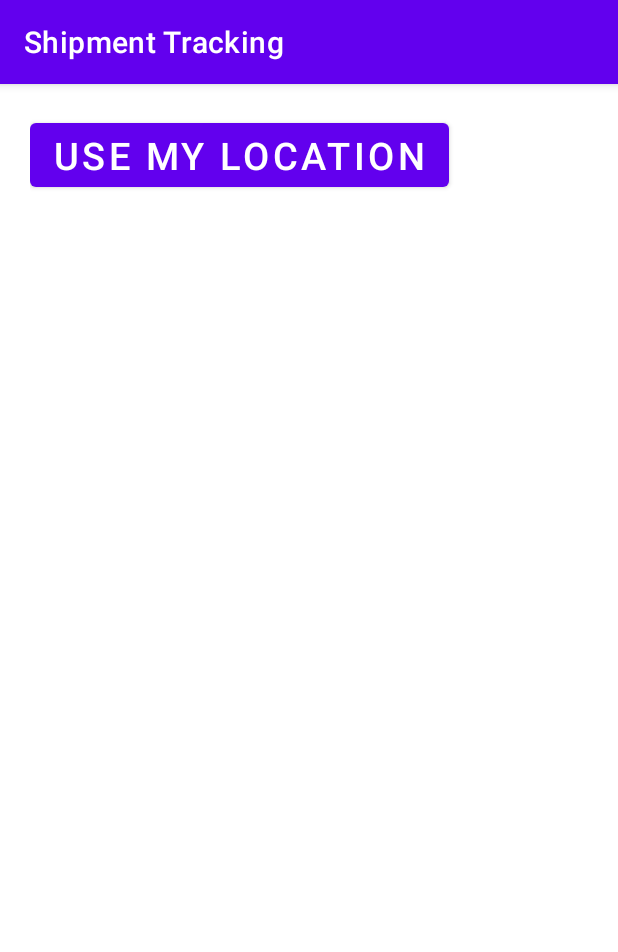
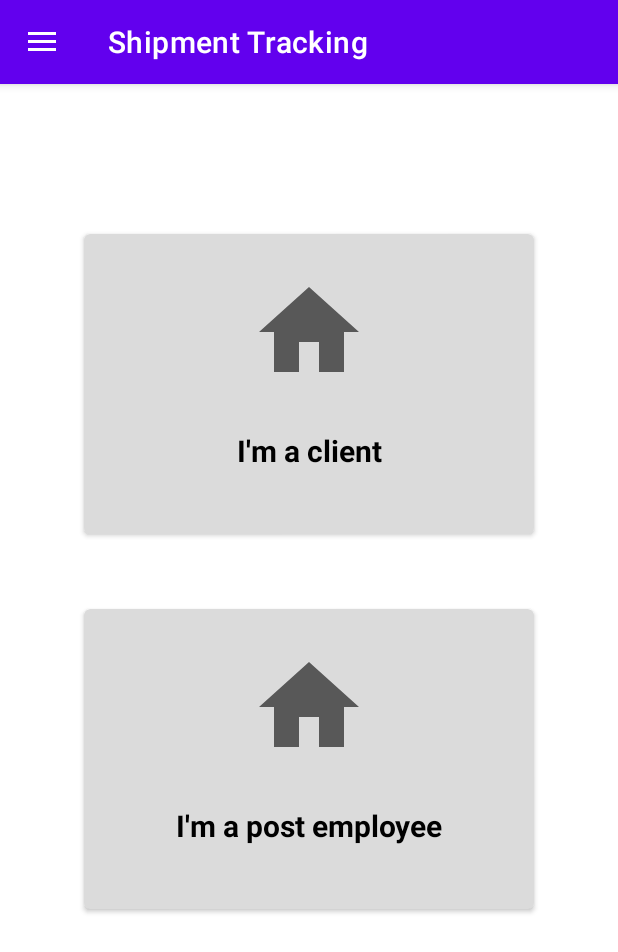
Before and after one commit to d-roduit/ShipmentTracking, an Android app: the screen it shows after launch (LocationActivity before the commit, MainActivity after it), on a phone screen of 412 x 824 dp. Shown: the top 952 px of the screen. Run offline under Robolectric (Android 15) with nearby library versions, the phone set to English and light mode, and no system bars.

```diff
--- a/app/build.gradle
+++ b/app/build.gradle
@@ -43,4 +43,6 @@ dependencies {
     implementation 'com.google.android.material:material:1.3.0'
     implementation 'androidx.constraintlayout:constraintlayout:2.0.4'
     implementation 'com.google.android.gms:play-services-location:18.0.0'
+    //noinspection GradleCompatible
+    implementation 'com.android.support:support-core-utils:28.0.0'
 }
--- a/app/src/main/java/ch/dc/shipment_tracking_app/MainActivity.java
+++ b/app/src/main/java/ch/dc/shipment_tracking_app/MainActivity.java
@@ -1,14 +1,81 @@
 package ch.dc.shipment_tracking_app;
 
+import android.app.Activity;
+import android.content.Intent;
 import android.os.Bundle;
+import android.view.MenuItem;
+import android.view.View;
 
+import androidx.annotation.NonNull;
+import androidx.appcompat.app.ActionBarDrawerToggle;
 import androidx.appcompat.app.AppCompatActivity;
+import androidx.appcompat.widget.Toolbar;
+import androidx.core.view.GravityCompat;
+import androidx.drawerlayout.widget.DrawerLayout;
 
-public class MainActivity extends AppCompatActivity {
+import com.google.android.material.navigation.NavigationView;
+
+public class MainActivity extends AppCompatActivity implements NavigationView.OnNavigationItemSelectedListener {
+
+    private DrawerLayout drawer;
+
 
     @Override
     protected void onCreate(Bundle savedInstanceState) {
         super.onCreate(savedInstanceState);
         setContentView(R.layout.activity_main);
+
+        //Make our toolbar as the action bar.
+        Toolbar toolbar = findViewById(R.id.toolbar);
+        setSupportActionBar(toolbar);
+
+        drawer = findViewById(R.id.drawer_layout);
+
+        NavigationView navigationView = findViewById(R.id.nav_view);
+        navigationView.setNavigationItemSelectedListener(this);
+
+        //Add the menu button on the app bar and moves it dynamically when the drawer opens or closes.
+        ActionBarDrawerToggle toggle = new ActionBarDrawerToggle(this, drawer, toolbar,
+                R.string.navigation_drawer_open, R.string.navigation_drawer_close);
+        drawer.addDrawerListener(toggle);
+        toggle.syncState();
+
+    }
+
+    public void goClientSide (View view) {
+        redirectActivity(this, ClientMainActivity.class);
+    }
+
+    @Override
+    public boolean onNavigationItemSelected(@NonNull MenuItem item) {
+        switch (item.getItemId()) {
+            case R.id.nav_home:
+                redirectActivity(this, MainActivity.class);
+                break;
+            case R.id.nav_settings:
+                redirectActivity(this, SettingsActivity.class);
+                break;
+            case R.id.nav_about_us:
+                redirectActivity(this, AboutUsActivity.class);
+                break;
+        }
+
+        drawer.closeDrawer(GravityCompat.START);
+        return true;
+    }
+
+    //When the drawer is open, pressing on the back button will close the drawer instead of going back.
+    @Override
+    public void onBackPressed() {
+        if (drawer.isDrawerOpen(GravityCompat.START)) {
+            drawer.closeDrawer(GravityCompat.START);
+        } else {
+            super.onBackPressed();
+        }
+    }
+
+    public static void redirectActivity(Activity activity, Class aClass) {
+        Intent intent = new Intent(activity, aClass);
+        activity.startActivity(intent);
     }
 }
--- /dev/null
+++ b/app/src/main/res/drawable/ic_home.xml
@@ -0,0 +1,10 @@
+<vector xmlns:android="http://schemas.android.com/apk/res/android"
+    android:width="24dp"
+    android:height="24dp"
+    android:viewportWidth="24"
+    android:viewportHeight="24"
+    android:tint="?attr/colorControlNormal">
+  <path
+      android:fillColor="@android:color/white"
+      android:pathData="M10,20v-6h4v6h5v-8h3L12,3 2,12h3v8z"/>
+</vector>
--- a/app/src/main/res/layout/activity_main.xml
+++ b/app/src/main/res/layout/activity_main.xml
@@ -1,18 +1,89 @@
 <?xml version="1.0" encoding="utf-8"?>
-<androidx.constraintlayout.widget.ConstraintLayout xmlns:android="http://schemas.android.com/apk/res/android"
+<androidx.drawerlayout.widget.DrawerLayout xmlns:android="http://schemas.android.com/apk/res/android"
     xmlns:app="http://schemas.android.com/apk/res-auto"
     xmlns:tools="http://schemas.android.com/tools"
     android:layout_width="match_parent"
     android:layout_height="match_parent"
-    tools:context=".MainActivity">
+    tools:context=".MainActivity"
+    android:id="@+id/drawer_layout">
 
-    <TextView
-        android:layout_width="wrap_content"
-        android:layout_height="wrap_content"
-        android:text="Hello Boyyy!"
-        app:layout_constraintBottom_toBottomOf="parent"
-        app:layout_constraintLeft_toLeftOf="parent"
-        app:layout_constraintRight_toRightOf="parent"
-        app:layout_constraintTop_toTopOf="parent" />
+    <LinearLayout
+        android:layout_width="match_parent"
+        android:layout_height="match_parent"
+        android:orientation="vertical">
 
-</androidx.constraintlayout.widget.ConstraintLayout>
+        <include
+            layout="@layout/toolbar" />
+
+        <androidx.cardview.widget.CardView
+            android:layout_width="300dp"
+            android:layout_height="200dp"
+            android:layout_gravity="center"
+            app:cardCornerRadius="4dp"
+            app:cardBackgroundColor="#dbdbdb"
+            android:layout_marginTop="100dp"
+            android:onClick="goClientSide">
+
+            <LinearLayout
+                android:layout_width="match_parent"
+                android:layout_height="match_parent"
+                android:orientation="vertical" >
+
+                <ImageView
+                    android:layout_width="match_parent"
+                    android:layout_height="80dp"
+                    android:layout_margin="25dp"
+                    android:src="@drawable/ic_home" />
+
+                <TextView
+                    android:layout_width="match_parent"
+                    android:layout_height="wrap_content"
+                    android:text="@string/home_client"
+                    android:textSize="20sp"
+                    android:textStyle="bold"
+                    android:textColor="@color/black"
+                    android:textAlignment="center" />
+
+            </LinearLayout>
+
+        </androidx.cardview.widget.CardView>
+
+        <androidx.cardview.widget.CardView
+            android:layout_width="300dp"
+            android:layout_height="200dp"
+            android:layout_gravity="center"
+            app:cardCornerRadius="4dp"
+            app:cardBackgroundColor="#dbdbdb"
+            android:layout_marginTop="50dp">
+
+            <LinearLayout
+                android:layout_width="match_parent"
+                android:layout_height="match_parent"
+                android:orientation="vertical" >
+
+                <ImageView
+                    android:layout_width="match_parent"
+                    android:layout_height="80dp"
+                    android:layout_margin="25dp"
+                    android:src="@drawable/ic_home" />
+
+                <TextView
+                    android:layout_width="match_parent"
+                    android:layout_height="wrap_content"
+                    android:text="@string/home_post_employee"
+                    android:textSize="20sp"
+                    android:textStyle="bold"
+                    android:textColor="@color/black"
+                    android:textAlignment="center" />
+
+            </LinearLayout>
+
+        </androidx.cardview.widget.CardView>
+
+    </LinearLayout>
+
+    <include
+        layout="@layout/navigation_view" />
+
+
+</androidx.drawerlayout.widget.DrawerLayout>
--- /dev/null
+++ b/app/src/main/res/layout/toolbar.xml
@@ -0,0 +1,12 @@
+<?xml version="1.0" encoding="utf-8"?>
+<androidx.appcompat.widget.Toolbar xmlns:android="http://schemas.android.com/apk/res/android"
+    android:layout_width="match_parent"
+    android:layout_height="?attr/actionBarSize"
+    xmlns:app="http://schemas.android.com/apk/res-auto"
+    android:background="@color/purple_500"
+    android:id="@+id/toolbar"
+    android:theme="@style/ThemeOverlay.AppCompat.Dark.ActionBar"
+    app:popupTheme="@style/ThemeOverlay.AppCompat.Light"
+    android:elevation="4dp">
+
+</androidx.appcompat.widget.Toolbar>
--- a/app/src/main/res/values/strings.xml
+++ b/app/src/main/res/values/strings.xml
@@ -5,4 +5,15 @@
     <string name="location_permission_denied">Location permissions denied.</string>
     <string name="service_not_available">Service not available</string>
     <string name="invalid_lat_long_used">Invalid coordinates used</string>
+    <string name="navigation_drawer_open">Open navigation drawer</string>
+    <string name="navigation_drawer_close">Close navigation drawer</string>
+    <string name="home_client">I\'m a client</string>
+    <string name="home_post_employee">I\'m a post employee</string>
+    <string name="client_main_send_title">Send your package</string>
+    <string name="client_main_send_description">Give us your package information and we will ship it for you</string>
+    <string name="client_main_track_title">Track your package</string>
+    <string name="client_main_track_description">Check your package information and status in real time</string>
+    <string name="settings">Settings</string>
+    <string name="home">Home</string>
+    <string name="about_us">About us</string>
 </resources>
--- a/app/src/main/res/values/themes.xml
+++ b/app/src/main/res/values/themes.xml
@@ -13,4 +13,9 @@
         <item name="android:statusBarColor" tools:targetApi="l">?attr/colorPrimaryVariant</item>
         <!-- Customize your theme here. -->
     </style>
+
+    <style name="Theme.Shipmenttrackingapp.NoActionBar">
+        <item name="windowActionBar">false</item>
+        <item name="windowNoTitle">true</item>
+    </style>
 </resources>
```
Also changed, not shown: app/src/main/AndroidManifest.xml (+14 -4 lines), app/src/main/java/ch/dc/shipment_tracking_app/AboutUsActivity.java (added, +68 -0 lines), app/src/main/java/ch/dc/shipment_tracking_app/ClientMainActivity.java (added, +14 -0 lines), app/src/main/java/ch/dc/shipment_tracking_app/SettingsActivity.java (added, +68 -0 lines), app/src/main/res/drawable/ic_about_us.xml (added, +10 -0 lines), app/src/main/res/drawable/ic_settings.xml (added, +10 -0 lines), app/src/main/res/layout/activity_about_us.xml (added, +29 -0 lines), app/src/main/res/layout/activity_client_main.xml (added, +92 -0 lines), app/src/main/res/layout/activity_settings.xml (added, +29 -0 lines), app/src/main/res/layout/nav_header.xml (added, +17 -0 lines), app/src/main/res/layout/navigation_view.xml (added, +11 -0 lines), app/src/main/res/menu/drawer_menu.xml (added, +17 -0 lines).
